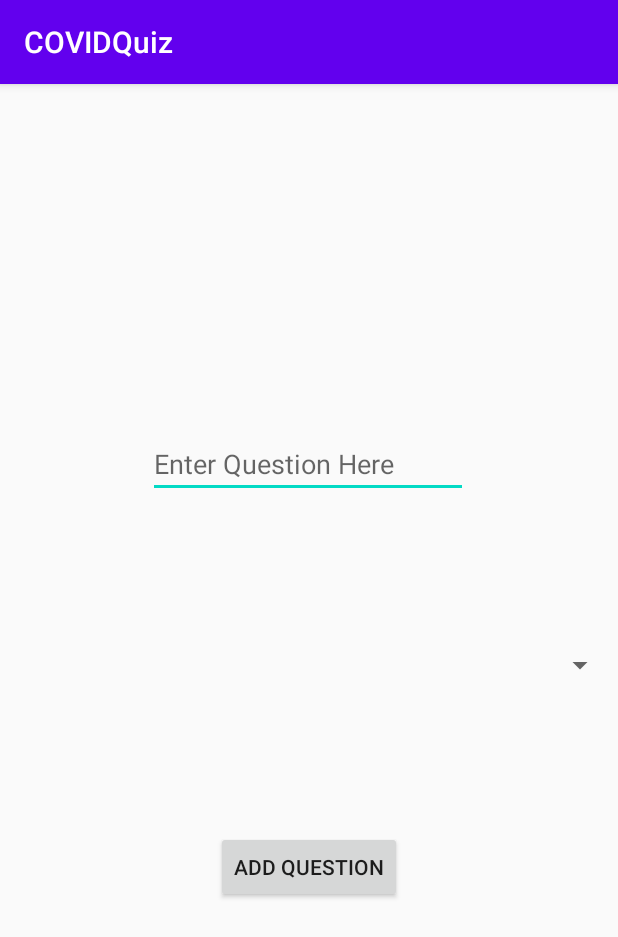
After one commit to jmahajan117/COVIDQuiz, an Android app: the AddQuestion screen opened directly, with no data from a screen before it, on a phone screen of 412 x 824 dp. The commit adds this screen. Shown: the top 937 px of the screen. Run offline under Robolectric (Android 15) with nearby library versions, the phone set to English and light mode, and no system bars.

Commit message:
Added Adding Question UI

```diff
--- a/app/src/main/AndroidManifest.xml
+++ b/app/src/main/AndroidManifest.xml
@@ -11,7 +11,8 @@
         android:roundIcon="@mipmap/ic_launcher_round"
         android:supportsRtl="true"
         android:theme="@style/AppTheme">
-        <activity android:name=".DeleteUser"></activity>
+        <activity android:name=".AddQuestion"></activity>
+        <activity android:name=".DeleteUser" />
         <activity android:name=".CreateUser" />
         <activity
             android:name=".Lobby"
--- /dev/null
+++ b/app/src/main/java/com/example/covidquiz/AddQuestion.java
@@ -0,0 +1,37 @@
+package com.example.covidquiz;
+
+import androidx.appcompat.app.AppCompatActivity;
+
+import android.os.Bundle;
+import android.view.View;
+import android.widget.ArrayAdapter;
+import android.widget.Spinner;
+
+import java.util.ArrayList;
+
+public class AddQuestion extends AppCompatActivity {
+
+    private Spinner spin;
+    @Override
+    protected void onCreate(Bundle savedInstanceState) {
+        super.onCreate(savedInstanceState);
+        setContentView(R.layout.activity_add_question);
+        spin = (Spinner) findViewById(R.id.topicSpinner);
+
+        ArrayList<String> topics = new ArrayList<>();
+        //TODO: Fill array list with topics
+
+
+        ArrayAdapter adapter = new ArrayAdapter<String>(this,
+                android.R.layout.simple_dropdown_item_1line, topics);
+        spin.setAdapter(adapter);
+
+
+    }
+
+    public void onClickAdd(View view) {
+        //TODO: Assuming they write a topic, add the question into SQL
+    }
+
+
+}
--- a/app/src/main/java/com/example/covidquiz/ui/dashboard/DashboardFragment.java
+++ b/app/src/main/java/com/example/covidquiz/ui/dashboard/DashboardFragment.java
@@ -6,6 +6,7 @@ import android.view.LayoutInflater;
 import android.view.View;
 import android.view.ViewGroup;
 import android.widget.ArrayAdapter;
+import android.widget.Button;
 import android.widget.ListView;
 import android.widget.TextView;
 
@@ -15,6 +16,7 @@ import androidx.fragment.app.Fragment;
 import androidx.lifecycle.Observer;
 import androidx.lifecycle.ViewModelProviders;
 
+import com.example.covidquiz.AddQuestion;
 import com.example.covidquiz.Lobby;
 import com.example.covidquiz.R;
 
@@ -27,11 +29,20 @@ import java.util.ArrayList;
 public class DashboardFragment extends Fragment {
 
     private ListView questionList;
+    private Button addQuestionButton;
+
+
     public View onCreateView(@NonNull LayoutInflater inflater,
                              ViewGroup container, Bundle savedInstanceState) {
         View root = inflater.inflate(R.layout.fragment_dashboard, container, false);
         getActivity().setTitle("Teams");
         questionList = (ListView) root.findViewById(R.id.questionsList);
+        addQuestionButton = (Button) root.findViewById(R.id.buttonAddQuestion);
+
+        addQuestionButton.setOnClickListener(v -> {
+            Intent i = new Intent(getActivity(), AddQuestion.class);
+            startActivity(i);
+        });
 
 
         //Get Questions from SQL
--- a/app/src/main/java/com/example/covidquiz/ui/dashboard/DashboardViewModel.java
+++ b/app/src/main/java/com/example/covidquiz/ui/dashboard/DashboardViewModel.java
@@ -12,8 +12,4 @@ public class DashboardViewModel extends ViewModel {
         mText = new MutableLiveData<>();
         mText.setValue("This is dashboard fragment");
     }
-
-    public LiveData<String> getText() {
-        return mText;
-    }
 }
--- /dev/null
+++ b/app/src/main/res/layout/activity_add_question.xml
@@ -0,0 +1,44 @@
+<?xml version="1.0" encoding="utf-8"?>
+<androidx.constraintlayout.widget.ConstraintLayout xmlns:android="http://schemas.android.com/apk/res/android"
+    xmlns:app="http://schemas.android.com/apk/res-auto"
+    xmlns:tools="http://schemas.android.com/tools"
+    android:layout_width="match_parent"
+    android:layout_height="match_parent"
+    tools:context=".AddQuestion">
+
+    <EditText
+        android:id="@+id/editTextQuestion"
+        android:layout_width="wrap_content"
+        android:layout_height="wrap_content"
+        android:ems="10"
+        android:gravity="start|top"
+        android:hint="Enter Question Here"
+        android:inputType="textMultiLine"
+        app:layout_constraintBottom_toBottomOf="parent"
+        app:layout_constraintEnd_toEndOf="parent"
+        app:layout_constraintHorizontal_bias="0.497"
+        app:layout_constraintStart_toStartOf="parent"
+        app:layout_constraintTop_toTopOf="parent"
+        app:layout_constraintVertical_bias="0.319" />
+
+    <Button
+        android:id="@+id/buttonAddQuestion"
+        android:layout_width="wrap_content"
+        android:layout_height="wrap_content"
+        android:onClick="onClickAdd"
+        android:text="Add Question"
+        app:layout_constraintBottom_toBottomOf="parent"
+        app:layout_constraintEnd_toEndOf="parent"
+        app:layout_constraintStart_toStartOf="parent"
+        app:layout_constraintTop_toBottomOf="@+id/editTextQuestion" />
+
+    <Spinner
+        android:id="@+id/topicSpinner"
+        android:layout_width="409dp"
+        android:layout_height="wrap_content"
+        app:layout_constraintBottom_toTopOf="@+id/buttonAddQuestion"
+        app:layout_constraintEnd_toEndOf="parent"
+        app:layout_constraintStart_toStartOf="parent"
+        app:layout_constraintTop_toBottomOf="@+id/editTextQuestion" />
+
+</androidx.constraintlayout.widget.ConstraintLayout>
```
